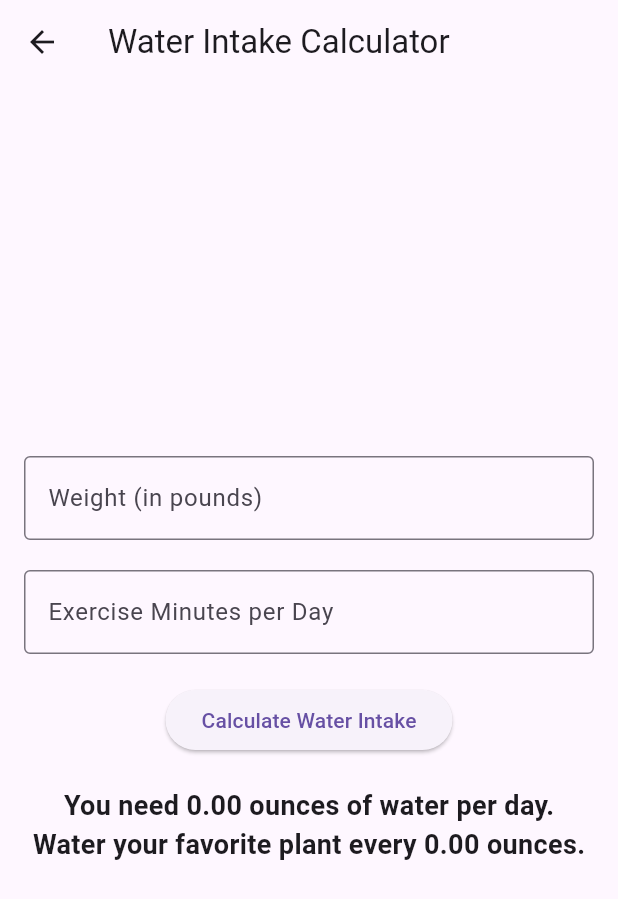
After one commit to awu1130/wicse_proj, a Flutter app: the WaterIntakePage screen opened directly, after a tap on "Calculate Water Intake", on a phone screen of 412 x 824 dp. The commit adds this screen. Shown: the top 899 px of the screen. Run offline on Flutter 3.47's test engine with Material 3 defaults, Android fonts, the phone set to English and light mode, and no system bars.

Commit message:
changed plant grid to have water calculator

```diff
--- a/lib/home.dart
+++ b/lib/home.dart
@@ -2,6 +2,7 @@ import 'package:flutter/material.dart';
 import 'garden.dart';
 import 'med_calendar.dart';
 import 'meditation.dart';
+import 'water_intake.dart';
 
 class SecondPage extends StatelessWidget {
   @override
@@ -84,9 +85,10 @@ class HomePage extends StatelessWidget {
             alignment: Alignment.topRight, // align can image to the top-right corner
             child: GestureDetector(
               onTap: () {
-                ScaffoldMessenger.of(context).showSnackBar(
-                  SnackBar(content: Text('pretend we go to the water page')),
-                );
+                Navigator.push(
+                      context,
+                      MaterialPageRoute(builder: (context) =>WaterIntakePage()),
+                    );
               },
               child: Padding(
                 padding: const EdgeInsets.all(16.0), // padding
--- a/lib/main.dart
+++ b/lib/main.dart
@@ -64,17 +64,6 @@ class _LoginRegisterPageState extends State<LoginRegisterPage> {
       );
       print('Error response: ${response.body}');
     }
-    /*
-    if (email == 'admin' && password == 'password') {
-      Navigator.push(
-        context,
-        MaterialPageRoute(builder: (context) => HomePage()),
-      );
-    } else {
-      ScaffoldMessenger.of(context).showSnackBar(
-        SnackBar(content: Text('Invalid username or password')),
-      );
-    }*/
   }
 
   // Button builder for both login and signup buttons
--- /dev/null
+++ b/lib/water_intake.dart
@@ -0,0 +1,84 @@
+import 'dart:convert';
+import 'package:flutter/material.dart';
+import 'package:http/http.dart' as http;
+
+class WaterIntakePage extends StatefulWidget {
+  @override
+  _WaterIntakePageState createState() => _WaterIntakePageState();
+}
+
+class _WaterIntakePageState extends State<WaterIntakePage> {
+  final TextEditingController _weightController = TextEditingController();
+  final TextEditingController _exerciseController = TextEditingController();
+  double? _totalWaterIntake;
+  double? _increment;
+
+  void _calculateWaterIntake() {
+    final double weight = double.tryParse(_weightController.text) ?? 0;
+    final double exerciseMinutes = double.tryParse(_exerciseController.text) ?? 0;
+    final double waterIntake = (weight * 0.5) + (exerciseMinutes / 30 * 12);
+    final double increment = waterIntake * 0.1;
+
+    setState(() {
+      _totalWaterIntake = waterIntake;
+      _increment = increment;
+    });
+  }
+
+  @override
+  Widget build(BuildContext context) {
+    return Scaffold(
+      appBar: AppBar(
+        title: const Text('Water Intake Calculator'),
+      ),
+      body: Padding(
+        padding: const EdgeInsets.all(16.0),
+        child: Column(
+          mainAxisAlignment: MainAxisAlignment.center,
+          children: [
+            // Weight Input
+            TextField(
+              controller: _weightController,
+              keyboardType: TextInputType.number,
+              decoration: const InputDecoration(
+                labelText: 'Weight (in pounds)',
+                border: OutlineInputBorder(),
+              ),
+            ),
+            const SizedBox(height: 20),
+
+            // Exercise Minutes Input
+            TextField(
+              controller: _exerciseController,
+              keyboardType: TextInputType.number,
+              decoration: const InputDecoration(
+                labelText: 'Exercise Minutes per Day',
+                border: OutlineInputBorder(),
+              ),
+            ),
+            const SizedBox(height: 20),
+
+            // Calculate Button
+            ElevatedButton(
+              onPressed: _calculateWaterIntake,
+              child: const Text('Calculate Water Intake'),
+            ),
+            const SizedBox(height: 20),
+
+            // Display result
+            if (_totalWaterIntake != null)
+              Text(
+                'You need ${_totalWaterIntake!.toStringAsFixed(2)} ounces of water per day.',
+                style: const TextStyle(fontSize: 18, fontWeight: FontWeight.bold),
+              ),
+            if (_increment != null)
+              Text(
+                'Water your favorite plant every ${_increment!.toStringAsFixed(2)} ounces.',
+                style: const TextStyle(fontSize: 18, fontWeight: FontWeight.bold),
+              ),
+          ],
+        ),
+      ),
+    );
+  }
+}
```
